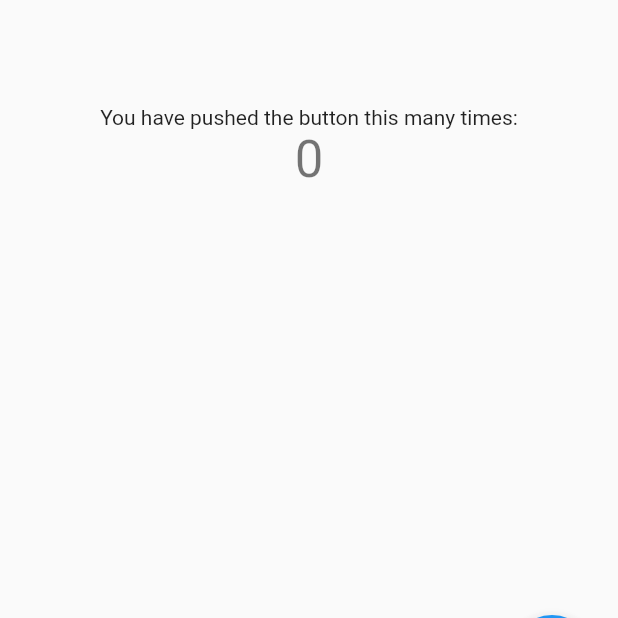
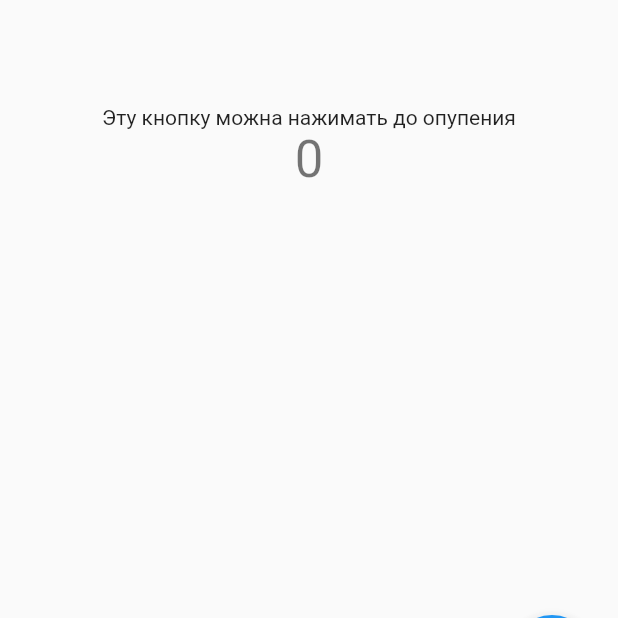
Before and after one commit to Coder19061988/Les02, a Flutter app: the screen it shows after launch, on a phone screen of 412 x 824 dp, the part 513-1131 px from its top. Run offline on Flutter 3.47's test engine with Material 2 defaults, Android fonts, the phone set to English and light mode, and no system bars.

Commit message:
Изменил текст над кнопкой

```diff
--- a/lib/main.dart
+++ b/lib/main.dart
@@ -96,7 +96,7 @@ class _MyHomePageState extends State<MyHomePage> {
           mainAxisAlignment: MainAxisAlignment.center,
           children: <Widget>[
             const Text(
-              'You have pushed the button this many times:',
+              'Эту кнопку можна нажимать до опупения',
             ),
             Text(
               '$_counter',
```
